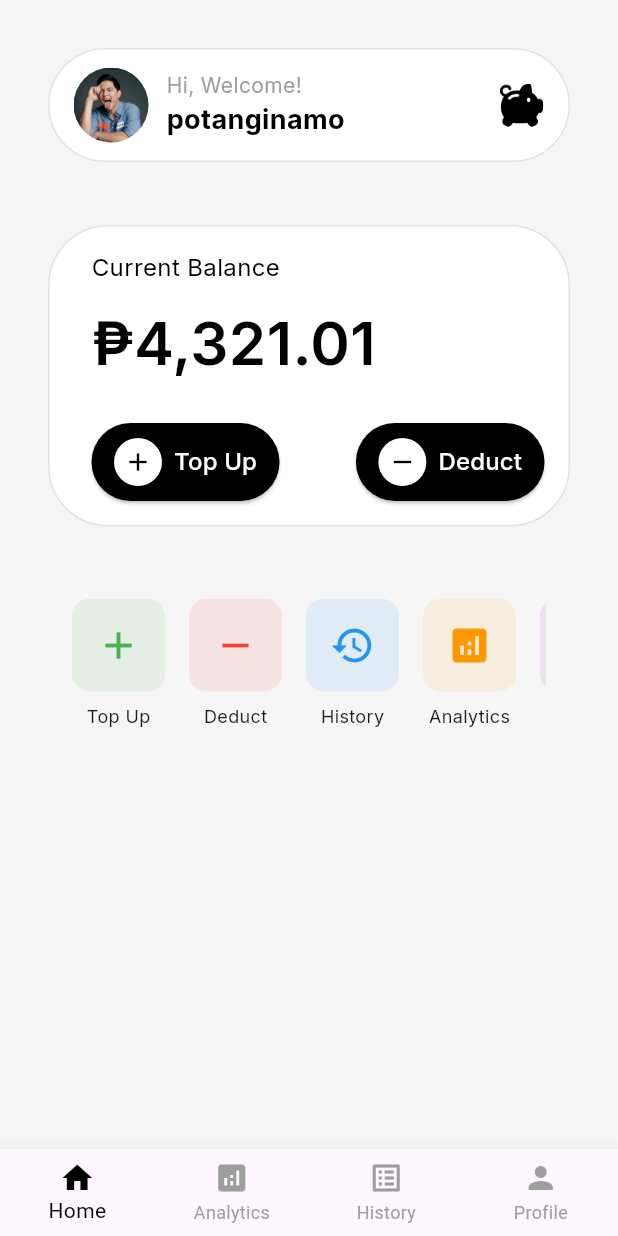
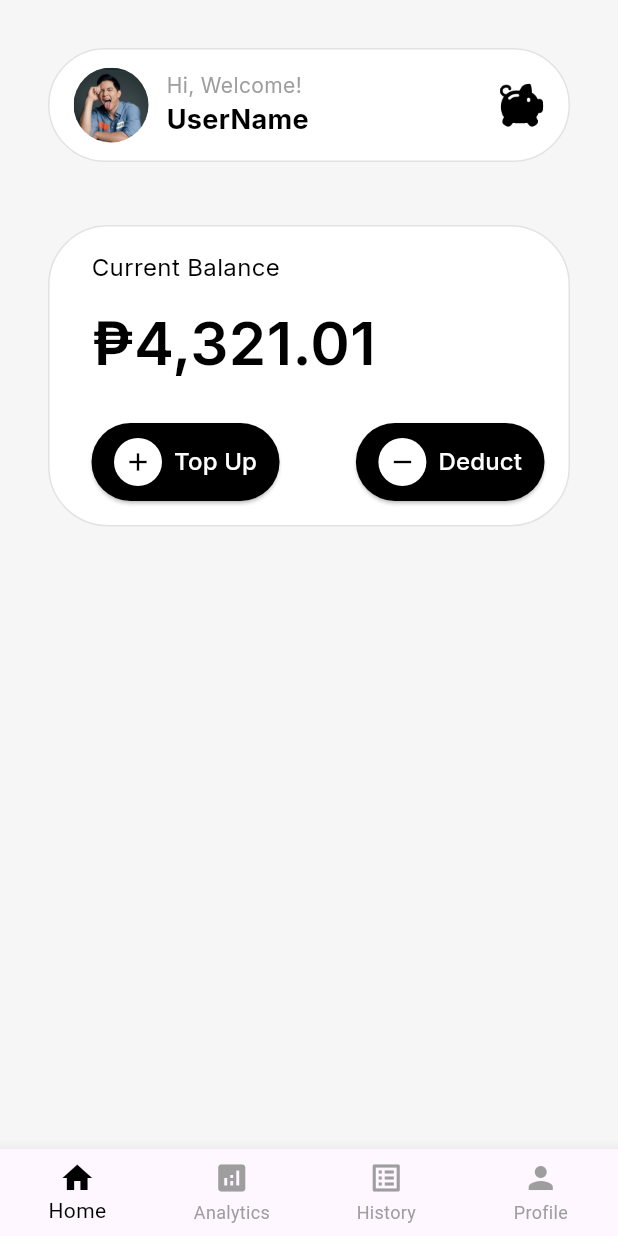
Before and after one commit to pjtoral/Budget-Buddy, a Flutter app: the HomeScreen screen opened directly, on a phone screen of 412 x 824 dp. Run offline on Flutter 3.47's test engine with Material 3 defaults, Android fonts, the phone set to English and light mode, and no system bars; our stand-ins replace google_fonts.

Commit message:
chore: change text on dashboard

```diff
--- a/lib/screens/home.dart
+++ b/lib/screens/home.dart
@@ -82,7 +82,7 @@ class _HomeScreenState extends State<HomeScreen> {
                           ),
                         ),
                         Text(
-                          'potanginamo',
+                          'UserName',
                           style: GoogleFonts.inter(
                             color: Colors.black,
                             fontSize: 18,
@@ -244,28 +244,28 @@ class _HomeScreenState extends State<HomeScreen> {
                     Axis.horizontal, // Enables horizontal scrolling
                 child: Row(
                   children: [
-                    // Example of horizontally scrollable cards
-                    _buildQuickActionButton(Icons.add, 'Top Up', Colors.green),
-                    SizedBox(width: 16),
-                    _buildQuickActionButton(Icons.remove, 'Deduct', Colors.red),
-                    SizedBox(width: 16),
-                    _buildQuickActionButton(
-                      Icons.history,
-                      'History',
-                      Colors.blue,
-                    ),
-                    SizedBox(width: 16),
-                    _buildQuickActionButton(
-                      Icons.analytics,
-                      'Analytics',
-                      Colors.orange,
-                    ),
-                    SizedBox(width: 16),
-                    _buildQuickActionButton(
-                      Icons.settings,
-                      'Settings',
-                      Colors.purple,
-                    ),
+                    // // Example of horizontally scrollable cards
+                    // _buildQuickActionButton(Icons.add, 'Top Up', Colors.green),
+                    // SizedBox(width: 16),
+                    // _buildQuickActionButton(Icons.remove, 'Deduct', Colors.red),
+                    // SizedBox(width: 16),
+                    // _buildQuickActionButton(
+                    //   Icons.history,
+                    //   'History',
+                    //   Colors.blue,
+                    // ),
+                    // SizedBox(width: 16),
+                    // _buildQuickActionButton(
+                    //   Icons.analytics,
+                    //   'Analytics',
+                    //   Colors.orange,
+                    // ),
+                    // SizedBox(width: 16),
+                    // _buildQuickActionButton(
+                    //   Icons.settings,
+                    //   'Settings',
+                    //   Colors.purple,
+                    // ),
                   ],
                 ),
               ),
```
